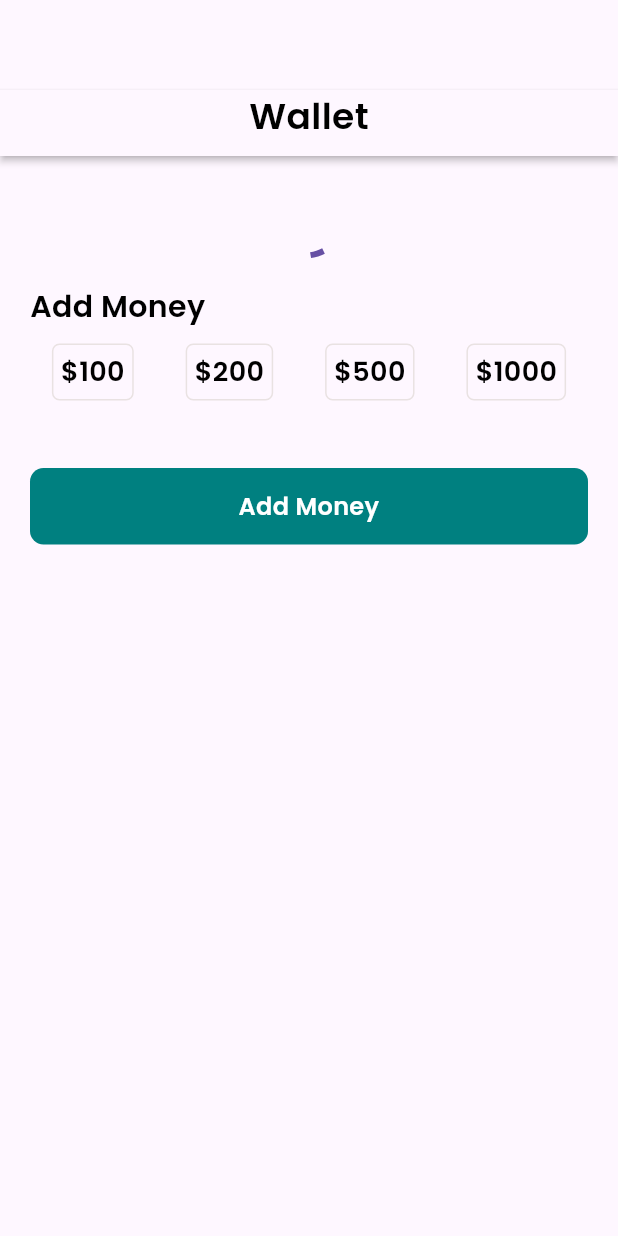
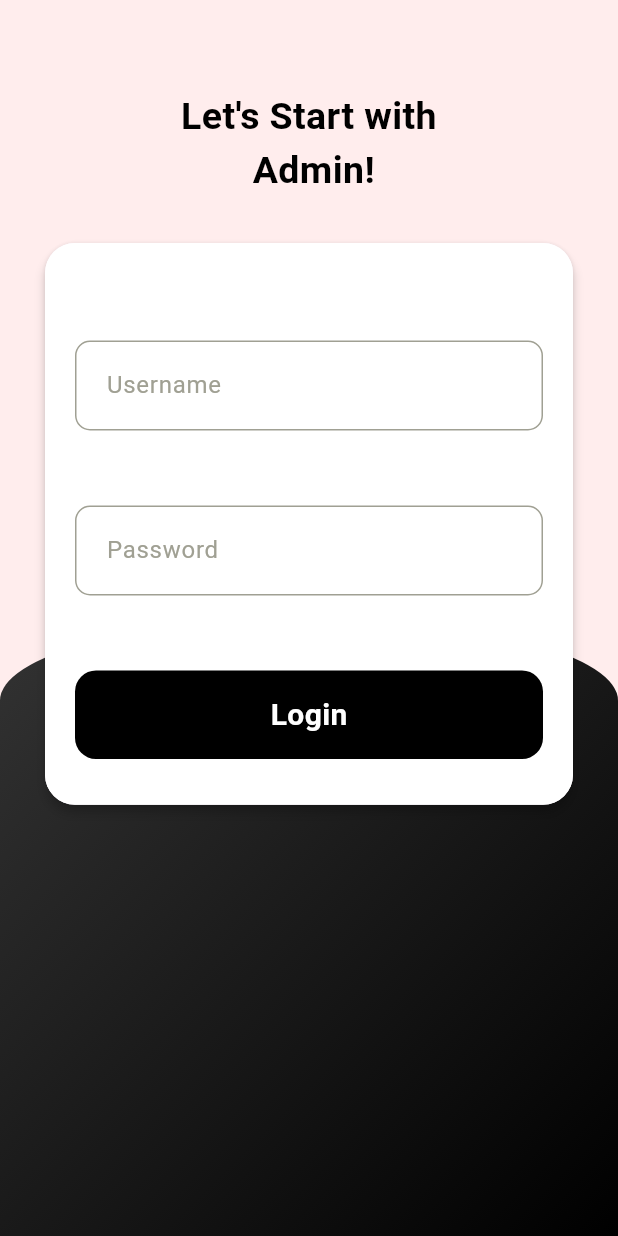
Before and after one commit to Priyammaurya1/food_delivery_application-, a Flutter app: the screen it shows after launch, on a phone screen of 412 x 824 dp. Run offline on Flutter 3.47's test engine with Material 3 defaults, Android fonts, the phone set to English and light mode, and no system bars; our stand-ins replace cloud_firestore, curved_navigation_bar, firebase_auth, firebase_core, random_string, shared_preferences; missing offline and left inert: flutter_stripe; accounts and stored records are empty.

Commit message:
added admin login in page with it's backend

```diff
--- /dev/null
+++ b/lib/admin/admin_login.dart
@@ -0,0 +1,200 @@
+import 'package:cloud_firestore/cloud_firestore.dart';
+import 'package:deliveryapp/admin/home_admin.dart';
+import 'package:flutter/material.dart';
+
+class AdminLogin extends StatefulWidget {
+  const AdminLogin({super.key});
+
+  @override
+  State<AdminLogin> createState() => _AdminLoginState();
+}
+
+class _AdminLoginState extends State<AdminLogin> {
+  final GlobalKey<FormState> _formkey = GlobalKey<FormState>();
+  TextEditingController usernamecontroller = TextEditingController();
+  TextEditingController userpasscontroller = TextEditingController();
+
+  @override
+  Widget build(BuildContext context) {
+    return Scaffold(
+      backgroundColor: Color.fromARGB(255, 255, 237, 237),
+      body: Container(
+        child: Stack(
+          children: [
+            Container(
+              margin: EdgeInsets.only(
+                top: MediaQuery.of(context).size.height / 2,
+              ),
+              padding: EdgeInsets.only(top: 45, left: 20, right: 20),
+              height: MediaQuery.of(context).size.height,
+              width: MediaQuery.of(context).size.width,
+              decoration: BoxDecoration(
+                gradient: LinearGradient(
+                  colors: [Color.fromARGB(255, 51, 51, 51), Colors.black],
+                  begin: Alignment.topLeft,
+                  end: Alignment.bottomRight,
+                ),
+                borderRadius: BorderRadius.vertical(
+                  top: Radius.elliptical(
+                    MediaQuery.of(context).size.width,
+                    110,
+                  ),
+                ),
+              ),
+            ),
+            Container(
+              margin: EdgeInsets.only(left: 30, right: 30, top: 60),
+              child: Form(
+                key: _formkey,
+                child: Column(
+                  children: [
+                    Text(
+                      "Let's Start with\n Admin!",
+                      textAlign: TextAlign.center,
+                      style: TextStyle(
+                        color: Colors.black,
+                        fontSize: 25,
+                        fontWeight: FontWeight.w600,
+                      ),
+                    ),
+                    SizedBox(height: 30),
+                    Material(
+                      elevation: 3,
+                      borderRadius: BorderRadius.circular(20),
+                      child: Container(
+                        height: MediaQuery.of(context).size.height / 2.2,
+                        decoration: BoxDecoration(
+                          color: Colors.white,
+                          borderRadius: BorderRadius.circular(20),
+                        ),
+                        child: Column(
+                          children: [
+                            SizedBox(height: 65),
+                            Container(
+                              padding: EdgeInsets.only(
+                                left: 20,
+                                top: 5,
+                                bottom: 5,
+                              ),
+                              margin: EdgeInsets.symmetric(horizontal: 20),
+                              decoration: BoxDecoration(
+                                border: Border.all(
+                                  color: Color.fromARGB(255, 160, 160, 147),
+                                ),
+                                borderRadius: BorderRadius.circular(10),
+                              ),
+                              child: Center(
+                                child: TextFormField(
+                                  controller: usernamecontroller,
+                                  validator: (value) {
+                                    if (value == null || value.isEmpty) {
+                                      return 'Please Enter Username';
+                                    }
+                                  },
+                                  decoration: InputDecoration(
+                                    border: InputBorder.none,
+                                    hintText: "Username",
+                                    hintStyle: TextStyle(
+                                      color: Color.fromARGB(255, 160, 160, 147),
+                                    ),
+                                  ),
+                                ),
+                              ),
+                            ),
+                            SizedBox(height: 50),
+                            Container(
+                              padding: EdgeInsets.only(
+                                left: 20,
+                                top: 5,
+                                bottom: 5,
+                              ),
+                              margin: EdgeInsets.symmetric(horizontal: 20),
+                              decoration: BoxDecoration(
+                                border: Border.all(
+                                  color: Color.fromARGB(255, 160, 160, 147),
+                                ),
+                                borderRadius: BorderRadius.circular(10),
+                              ),
+                              child: Center(
+                                child: TextFormField(
+                                  controller: userpasscontroller,
+                                  validator: (value) {
+                                    if (value == null || value.isEmpty) {
+                                      return 'Please Enter Password';
+                                    }
+                                  },
+                                  decoration: InputDecoration(
+                                    border: InputBorder.none,
+                                    hintText: "Password",
+                                    hintStyle: TextStyle(
+                                      color: Color.fromARGB(255, 160, 160, 147),
+                                    ),
+                                  ),
+                                ),
+                              ),
+                            ),
+                            SizedBox(height: 50),
+                            GestureDetector(
+                              onTap: () {
+                                LogInAdmin();
+                              },
+                              child: Container(
+                                padding: EdgeInsets.symmetric(vertical: 15),
+                                margin: EdgeInsets.symmetric(horizontal: 20),
+                                width: MediaQuery.of(context).size.width,
+                                decoration: BoxDecoration(
+                                  color: Colors.black,
+                                  borderRadius: BorderRadius.circular(14),
+                                ),
+                                child: Center(
+                                  child: Text(
+                                    'Login',
+                                    style: TextStyle(
+                                      color: Colors.white,
+                                      fontSize: 20,
+                                      fontWeight: FontWeight.w600,
+                                    ),
+                                  ),
+                                ),
+                              ),
+                            ),
+                          ],
+                        ),
+                      ),
+                    ),
+                  ],
+                ),
+              ),
+            ),
+          ],
+        ),
+      ),
+    );
+  }
+
+  LogInAdmin() {
+    FirebaseFirestore.instance.collection('Admin').get().then((snapshot) {
+      snapshot.docs.forEach((result) {
+        if (result.data()['id'] != usernamecontroller.text.trim()) {
+          ScaffoldMessenger.of(context).showSnackBar(
+            SnackBar(
+              backgroundColor: Colors.orangeAccent,
+              content: Text('Wrong Username', style: TextStyle(fontSize: 18)),
+            ),
+          );
+        } else if (result.data()['password'] !=
+            userpasscontroller.text.trim()) {
+          ScaffoldMessenger.of(context).showSnackBar(
+            SnackBar(
+              backgroundColor: Colors.orangeAccent,
+              content: Text('Wrong Password', style: TextStyle(fontSize: 18)),
+            ),
+          );
+        } else {
+          Route route = MaterialPageRoute(builder: (context) => HomeAdmin());
+          Navigator.pushReplacement(context, route);
+        }
+      });
+    });
+  }
+}
--- /dev/null
+++ b/lib/admin/home_admin.dart
@@ -0,0 +1,15 @@
+import 'package:flutter/material.dart';
+
+class HomeAdmin extends StatefulWidget {
+  const HomeAdmin({super.key});
+
+  @override
+  State<HomeAdmin> createState() => _HomeAdminState();
+}
+
+class _HomeAdminState extends State<HomeAdmin> {
+  @override
+  Widget build(BuildContext context) {
+    return Scaffold();
+  }
+}
--- a/lib/main.dart
+++ b/lib/main.dart
@@ -1,7 +1,6 @@
+import 'package:deliveryapp/admin/admin_login.dart';
 // import 'package:deliveryapp/pages/bottom_nav_bar.dart';
 // import 'package:deliveryapp/pages/onboard.dart';
-import 'package:deliveryapp/pages/wallet.dart';
-// import 'package:deliveryapp/pages/signup.dart';
 import 'package:deliveryapp/widgets/app_constant.dart'; // Ensure publishableKey is in this file
 import 'package:flutter/material.dart';
 import 'package:firebase_core/firebase_core.dart';
@@ -23,6 +22,6 @@ class MyApp extends StatelessWidget {
 
   @override
   Widget build(BuildContext context) {
-    return MaterialApp(debugShowCheckedModeBanner: false, home: Wallet());
+    return MaterialApp(debugShowCheckedModeBanner: false, home: AdminLogin());
   }
 }
```
